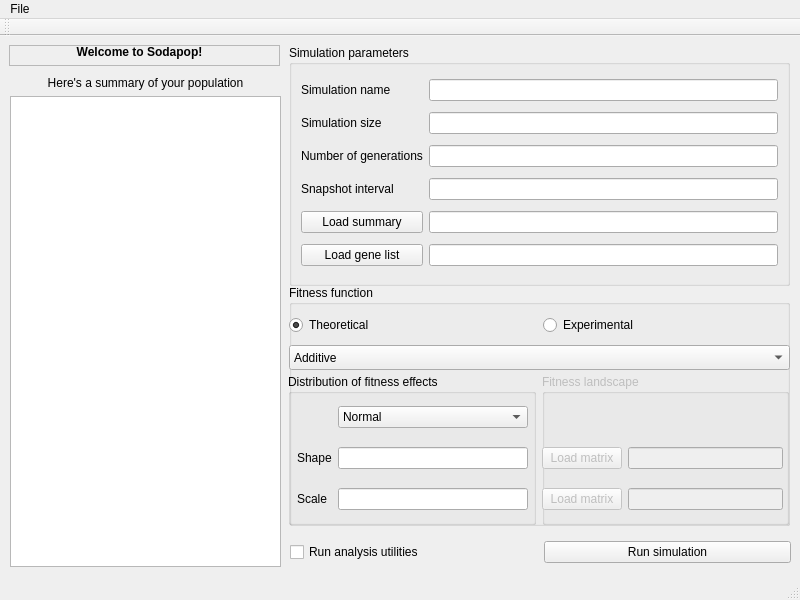
Old version of the form SodapopUI/mainwindow.ui in the repository louisgt/SodaPop.
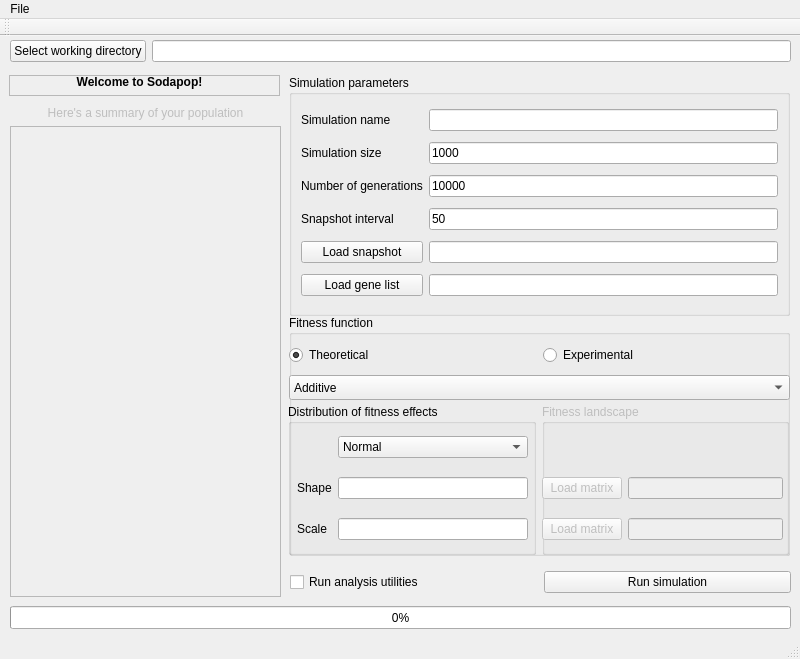
New version of the form.

The edit to the form file:
```diff
--- a/SodapopUI/mainwindow.ui
+++ b/SodapopUI/mainwindow.ui
@@ -7,7 +7,7 @@
     <x>0</x>
     <y>0</y>
     <width>800</width>
-    <height>600</height>
+    <height>659</height>
    </rect>
   </property>
   <property name="windowTitle">
@@ -18,14 +18,17 @@
     <property name="geometry">
      <rect>
       <x>10</x>
-      <y>40</y>
+      <y>70</y>
       <width>271</width>
       <height>491</height>
      </rect>
     </property>
     <layout class="QVBoxLayout" name="verticalLayout_2">
      <item>
-      <widget class="QLabel" name="label_2">
+      <widget class="QLabel" name="summaryLabel">
+       <property name="enabled">
+        <bool>false</bool>
+       </property>
        <property name="text">
         <string>Here's a summary of your population</string>
        </property>
@@ -35,7 +38,11 @@
       </widget>
      </item>
      <item>
-      <widget class="QTextBrowser" name="textBrowser"/>
+      <widget class="QTextBrowser" name="summaryBrowser">
+       <property name="enabled">
+        <bool>false</bool>
+       </property>
+      </widget>
      </item>
     </layout>
    </widget>
@@ -43,7 +50,7 @@
     <property name="geometry">
      <rect>
       <x>9</x>
-      <y>9</y>
+      <y>39</y>
       <width>271</width>
       <height>21</height>
      </rect>
@@ -88,7 +95,7 @@
     <property name="geometry">
      <rect>
       <x>290</x>
-      <y>496</y>
+      <y>526</y>
       <width>501</width>
       <height>41</height>
      </rect>
@@ -117,7 +124,7 @@
     <property name="geometry">
      <rect>
       <x>289</x>
-      <y>9</y>
+      <y>39</y>
       <width>501</width>
       <height>241</height>
      </rect>
@@ -143,7 +150,7 @@
      <item row="4" column="0">
       <widget class="QPushButton" name="summButton">
        <property name="text">
-        <string>Load summary</string>
+        <string>Load snapshot</string>
        </property>
       </widget>
      </item>
@@ -172,13 +179,25 @@
       <widget class="QLineEdit" name="nameEdit"/>
      </item>
      <item row="1" column="1">
-      <widget class="QLineEdit" name="sizeEdit"/>
+      <widget class="QLineEdit" name="sizeEdit">
+       <property name="text">
+        <string>1000</string>
+       </property>
+      </widget>
      </item>
      <item row="2" column="1">
-      <widget class="QLineEdit" name="genEdit"/>
+      <widget class="QLineEdit" name="genEdit">
+       <property name="text">
+        <string>10000</string>
+       </property>
+      </widget>
      </item>
      <item row="3" column="1">
-      <widget class="QLineEdit" name="snapEdit"/>
+      <widget class="QLineEdit" name="snapEdit">
+       <property name="text">
+        <string>50</string>
+       </property>
+      </widget>
      </item>
      <item row="4" column="1">
       <widget class="QLineEdit" name="summPath"/>
@@ -192,7 +211,7 @@
     <property name="geometry">
      <rect>
       <x>289</x>
-      <y>249</y>
+      <y>279</y>
       <width>501</width>
       <height>241</height>
      </rect>
@@ -228,6 +247,28 @@
           </rect>
          </property>
          <layout class="QGridLayout" name="gridLayout_3">
+          <item row="1" column="1">
+           <widget class="QComboBox" name="distributionType">
+            <property name="insertPolicy">
+             <enum>QComboBox::InsertAtBottom</enum>
+            </property>
+            <item>
+             <property name="text">
+              <string>Normal</string>
+             </property>
+            </item>
+            <item>
+             <property name="text">
+              <string>Gamma</string>
+             </property>
+            </item>
+            <item>
+             <property name="text">
+              <string>Exponential</string>
+             </property>
+            </item>
+           </widget>
+          </item>
           <item row="2" column="0">
            <widget class="QLabel" name="label_7">
             <property name="text">
@@ -243,29 +284,7 @@
            </widget>
           </item>
           <item row="2" column="1">
-           <widget class="QLineEdit" name="Shape"/>
-          </item>
-          <item row="1" column="1">
-           <widget class="QComboBox" name="comboBox_2">
-            <property name="insertPolicy">
-             <enum>QComboBox::InsertAtBottom</enum>
-            </property>
-            <item>
-             <property name="text">
-              <string>Normal</string>
-             </property>
-            </item>
-            <item>
-             <property name="text">
-              <string>Gaussian</string>
-             </property>
-            </item>
-            <item>
-             <property name="text">
-              <string>Exponential</string>
-             </property>
-            </item>
-           </widget>
+           <widget class="QLineEdit" name="shapeEdit"/>
           </item>
           <item row="3" column="1">
            <widget class="QLineEdit" name="Scale"/>
@@ -373,6 +392,41 @@
      </item>
     </widget>
    </widget>
+   <widget class="QProgressBar" name="progressBar">
+    <property name="geometry">
+     <rect>
+      <x>10</x>
+      <y>570</y>
+      <width>781</width>
+      <height>23</height>
+     </rect>
+    </property>
+    <property name="value">
+     <number>0</number>
+    </property>
+   </widget>
+   <widget class="QWidget" name="horizontalLayoutWidget_3">
+    <property name="geometry">
+     <rect>
+      <x>10</x>
+      <y>0</y>
+      <width>781</width>
+      <height>31</height>
+     </rect>
+    </property>
+    <layout class="QHBoxLayout" name="horizontalLayout_2">
+     <item>
+      <widget class="QPushButton" name="chooseWorkDir">
+       <property name="text">
+        <string>Select working directory</string>
+       </property>
+      </widget>
+     </item>
+     <item>
+      <widget class="QLineEdit" name="workingDir"/>
+     </item>
+    </layout>
+   </widget>
   </widget>
   <widget class="QMenuBar" name="menubar">
    <property name="geometry">
```
Left out of the diff: 19 changed lines with no effect on the pictures.
